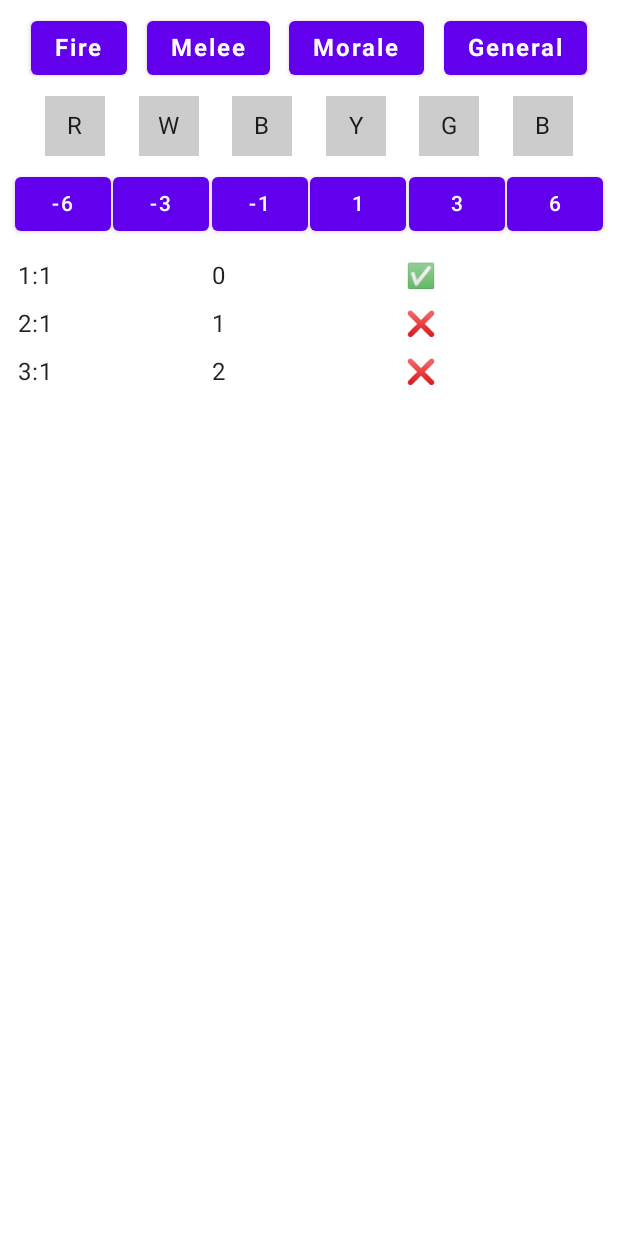
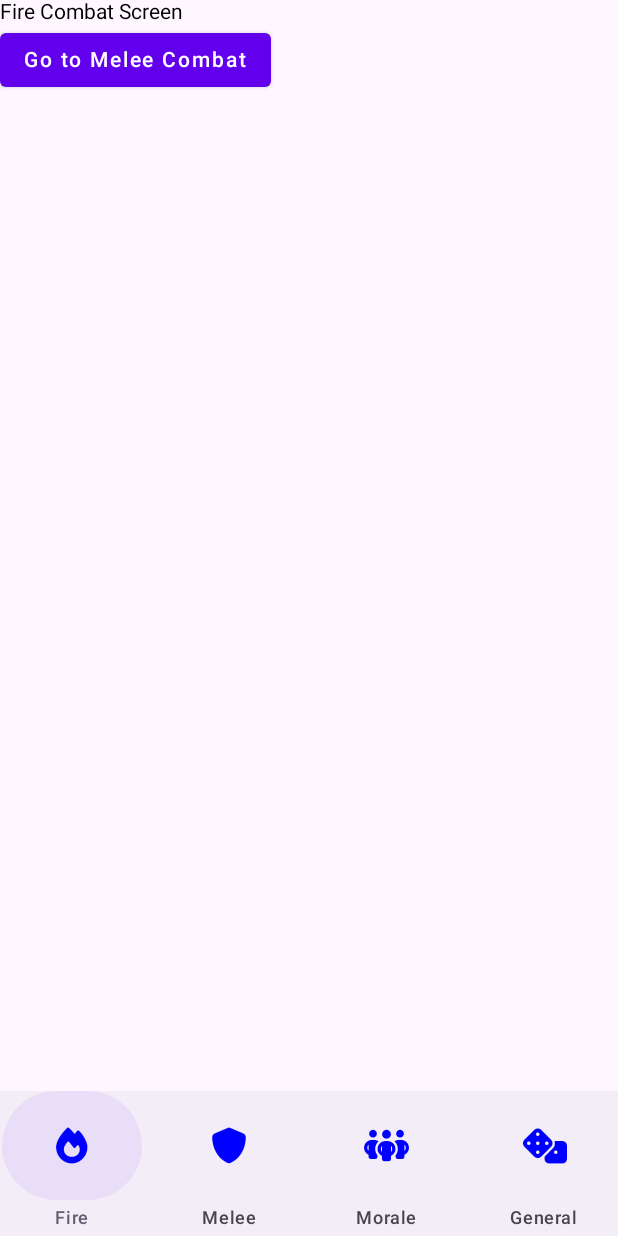
Before and after one commit to jcapuano328/labataille-dice, an Android app built with Jetpack Compose: the screen it shows after launch (MainActivity), on a phone screen of 412 x 824 dp. Run offline under Robolectric (Android 15) with nearby library versions, the phone set to English and light mode, and no system bars.

Commit message:
checkpoint 2

```diff
--- /dev/null
+++ b/app/src/main/java/com/ica/lb_dice/App.kt
@@ -0,0 +1,9 @@
+package com.ica.lb_dice
+
+import androidx.compose.runtime.Composable
+import com.ica.lb_dice.navigation.MainNavigation
+
+@Composable
+fun App() {
+    MainNavigation()
+}
--- a/app/src/main/java/com/ica/lb_dice/MainActivity.kt
+++ b/app/src/main/java/com/ica/lb_dice/MainActivity.kt
@@ -3,97 +3,12 @@ package com.ica.lb_dice
 import android.os.Bundle
 import androidx.activity.ComponentActivity
 import androidx.activity.compose.setContent
-import androidx.compose.foundation.background
-import androidx.compose.foundation.layout.*
-import androidx.compose.foundation.lazy.LazyColumn
-import androidx.compose.foundation.lazy.items
-import androidx.compose.material.Button
-import androidx.compose.material.Text
-import androidx.compose.foundation.layout.Column
-import androidx.compose.foundation.layout.Row
-import androidx.compose.ui.Modifier
-import androidx.compose.foundation.layout.Spacer
-import androidx.compose.runtime.Composable
-import androidx.compose.ui.graphics.Color
-import androidx.compose.ui.text.font.FontWeight
-import androidx.compose.ui.unit.dp
-import androidx.compose.ui.unit.sp
-import androidx.compose.foundation.layout.padding
-import androidx.compose.foundation.layout.fillMaxSize
-import androidx.compose.foundation.layout.fillMaxWidth
-import androidx.compose.foundation.layout.height
-import androidx.compose.foundation.layout.size
-import androidx.compose.foundation.lazy.LazyColumn
-import androidx.compose.foundation.lazy.items
-import androidx.compose.foundation.layout.Box
-import androidx.compose.ui.Alignment
-import androidx.compose.material.MaterialTheme
-import androidx.compose.material.Surface
 
 class MainActivity : ComponentActivity() {
     override fun onCreate(savedInstanceState: Bundle?) {
         super.onCreate(savedInstanceState)
         setContent {
-            GameScreen()
+            App() // Start your Compose UI here
         }
     }
 }
-
-
-@Composable
-fun GameScreen() {
-    MaterialTheme {
-        Surface(modifier = Modifier.fillMaxSize()) {
-            Column(modifier = Modifier.padding(8.dp)) {
-                // Navigation Tabs
-                Row(modifier = Modifier.fillMaxWidth(), horizontalArrangement = Arrangement.SpaceEvenly) {
-                    listOf("Fire", "Melee", "Morale", "General").forEach { tab ->
-                        Button(onClick = { /* Handle Tab Click */ }) {
-                            Text(text = tab, fontSize = 16.sp, fontWeight = FontWeight.Bold)
-                        }
-                    }
-                }
-
-                Spacer(modifier = Modifier.height(8.dp))
-
-                // Dice Row
-                Row(modifier = Modifier.fillMaxWidth(), horizontalArrangement = Arrangement.SpaceEvenly) {
-                    listOf("Red", "White", "Blue", "Yellow", "Green", "Black").forEach { color ->
-                        Box(modifier = Modifier.size(40.dp).background(Color.LightGray)) {
-                            // Placeholder for Dice Images
-                            Text(text = color.first().toString(), modifier = Modifier.align(Alignment.Center))
-                        }
-                    }
-                }
-
-                Spacer(modifier = Modifier.height(8.dp))
-
-                // Modifiers Row
-                Row(modifier = Modifier.fillMaxWidth(), horizontalArrangement = Arrangement.SpaceEvenly) {
-                    listOf(-6, -3, -1, 1, 3, 6).forEach { mod ->
-                        Button(onClick = { /* Apply Modifier */ }) {
-                            Text(text = mod.toString())
-                        }
-                    }
-                }
-
-                Spacer(modifier = Modifier.height(8.dp))
-
-                // Results Table
-                LazyColumn(modifier = Modifier.fillMaxWidth()) {
-                    items(listOf(
-                        Triple("1:1", "0", "✅"),
-                        Triple("2:1", "1", "❌"),
-                        Triple("3:1", "2", "❌")
-                    )) { (odds, result, morale) ->
-                        Row(modifier = Modifier.fillMaxWidth().padding(4.dp)) {
-                            Text(text = odds, modifier = Modifier.weight(1f))
-                            Text(text = result, modifier = Modifier.weight(1f))
-                            Text(text = morale, modifier = Modifier.weight(1f))
-                        }
-                    }
-                }
-            }
-        }
-    }
-}
--- /dev/null
+++ b/app/src/main/java/com/ica/lb_dice/navigation/Navigation.kt
@@ -0,0 +1,79 @@
+package com.ica.lb_dice.navigation
+
+import androidx.compose.foundation.layout.padding
+import androidx.compose.material.icons.filled.Home
+import androidx.compose.material3.NavigationBar
+import androidx.compose.material3.NavigationBarItem
+import androidx.compose.material3.Scaffold
+import androidx.compose.material3.Text
+import androidx.compose.runtime.Composable
+import androidx.compose.runtime.getValue
+import androidx.compose.ui.Modifier
+import androidx.compose.ui.unit.dp
+import androidx.navigation.NavDestination.Companion.hierarchy
+import androidx.navigation.NavGraph.Companion.findStartDestination
+import androidx.navigation.NavHostController
+import androidx.navigation.compose.NavHost
+import androidx.navigation.compose.composable
+import androidx.navigation.compose.currentBackStackEntryAsState
+import androidx.navigation.compose.rememberNavController
+import com.ica.lb_dice.ui.FontAwesomeIcon
+import com.ica.lb_dice.screens.FireCombatScreen
+import com.ica.lb_dice.screens.MeleeCombatScreen
+import com.ica.lb_dice.screens.MoraleCheckScreen
+import com.ica.lb_dice.screens.GeneralScreen
+
+// In Navigation.kt
+
+@Composable
+fun MainNavigation() {
+    val navController = rememberNavController()
+
+    Scaffold(
+        bottomBar = { MainBottomNavigationBar(navController = navController) } // Pass navController here
+    ) { innerPadding ->
+        NavHost(
+            navController = navController,
+            startDestination = NavigationDestinations.FireCombat.route,
+            modifier = Modifier.padding(innerPadding) // Apply padding here
+        ) {
+            composable(NavigationDestinations.FireCombat.route) { FireCombatScreen(navController) }
+            composable(NavigationDestinations.MeleeCombat.route) { MeleeCombatScreen(navController) }
+            composable(NavigationDestinations.MoraleCheck.route) { MoraleCheckScreen(navController) }
+            composable(NavigationDestinations.General.route) { GeneralScreen(navController) }
+        }
+    }
+}
+
+@Composable
+fun MainBottomNavigationBar(navController: NavHostController) {
+    val navBackStackEntry by navController.currentBackStackEntryAsState()
+    val currentDestination = navBackStackEntry?.destination
+
+    NavigationBar { // or BottomNavigation
+        listOf(
+            NavigationDestinations.FireCombat,
+            NavigationDestinations.MeleeCombat,
+            NavigationDestinations.MoraleCheck,
+            NavigationDestinations.General
+        ).forEach { destination ->
+            NavigationBarItem( // or BottomNavigationItem
+                icon = { FontAwesomeIcon(unicode = destination.icon.toString(), description = destination.route, modifier = Modifier.padding(20.dp)) }, // Replace with appropriate icons
+                label = { Text(text = destination.route) },
+                selected = currentDestination?.hierarchy?.any { it.route == destination.route } == true,
+                onClick = {
+                    navController.navigate(destination.route) {
+                        // Avoid building up a large stack of destinations
+                        popUpTo(navController.graph.findStartDestination().id) {
+                            saveState = true
+                        }
+                        // Avoid multiple copies of the same destination when reselecting the same item
+                        launchSingleTop = true
+                        // Restore state when reselecting a previously selected item
+                        restoreState = true
+                    }
+                }
+            )
+        }
+    }
+}
--- /dev/null
+++ b/app/src/main/java/com/ica/lb_dice/navigation/NavigationDestinations.kt
@@ -0,0 +1,10 @@
+package com.ica.lb_dice.navigation
+
+import com.ica.lb_dice.ui.FontAwesomeIcons
+
+sealed class NavigationDestinations(val route: String, val icon: String) {
+    object FireCombat : NavigationDestinations("Fire", FontAwesomeIcons.FIRE)
+    object MeleeCombat : NavigationDestinations("Melee", FontAwesomeIcons.SHIELD)
+    object MoraleCheck : NavigationDestinations("Morale", FontAwesomeIcons.GROUP)
+    object General : NavigationDestinations("General", FontAwesomeIcons.DICE)
+}
--- /dev/null
+++ b/app/src/main/java/com/ica/lb_dice/screens/FireCombatScreen.kt
@@ -0,0 +1,18 @@
+package com.ica.lb_dice.screens
+
+import androidx.compose.foundation.layout.Column
+import androidx.compose.material.Button
+import androidx.compose.material.Text
+import androidx.compose.runtime.Composable
+import androidx.navigation.NavController
+import com.ica.lb_dice.navigation.NavigationDestinations
+
+@Composable
+fun FireCombatScreen(navController: NavController) {
+    Column {
+        Text("Fire Combat Screen")
+        Button(onClick = { navController.navigate(NavigationDestinations.MeleeCombat.route) }) {
+            Text("Go to Melee Combat")
+        }
+    }
+}
--- /dev/null
+++ b/app/src/main/java/com/ica/lb_dice/ui/FontAwesomeIcon.kt
@@ -0,0 +1,32 @@
+package com.ica.lb_dice.ui
+
+import androidx.compose.ui.text.font.Font
+import androidx.compose.ui.text.font.FontFamily
+import androidx.compose.ui.text.font.FontWeight
+import androidx.compose.material3.Text
+import androidx.compose.runtime.Composable
+import androidx.compose.ui.Modifier
+import androidx.compose.ui.graphics.Color
+import androidx.compose.ui.text.TextStyle
+import androidx.compose.ui.unit.sp
+import com.ica.lb_dice.R
+
+
+val fontAwesomeFamily = FontFamily(
+    Font(R.font.fa_solid_900, FontWeight.Normal)
+)
+
+@Composable
+fun FontAwesomeIcon(
+    unicode: String,
+    description: String = "",
+    modifier: Modifier = Modifier
+) {
+    Text(
+        text = unicode,
+        fontFamily = fontAwesomeFamily,
+        style = TextStyle(fontSize = 24.sp),
+        modifier = modifier,
+        color = Color.Blue
+    )
+}
```
Also changed, not shown: app/build.gradle.kts (+9 -5 lines), app/src/main/java/com/ica/lb_dice/screens/GeneralScreen.kt (added, +17 -0 lines), app/src/main/java/com/ica/lb_dice/screens/MeleeCombatScreen.kt (added, +17 -0 lines), app/src/main/java/com/ica/lb_dice/screens/MoraleCheckScreen.kt (added, +17 -0 lines), app/src/main/java/com/ica/lb_dice/ui/FontAwesomeIcons.kt (added, +17 -0 lines), gradle/libs.versions.toml (+9 -0 lines), app/src/main/res/font/fa_solid_900.ttf (added).
